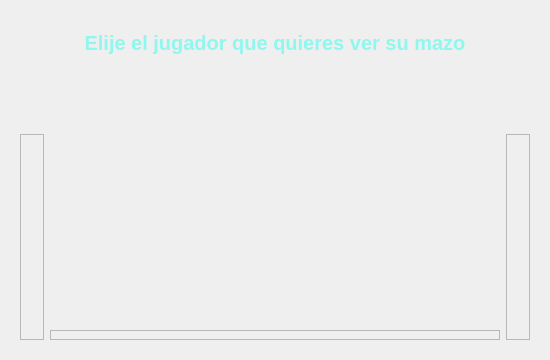
This is vermazodialog.ui in pablo-mald03/practica-No1-EDD as Qt 5 draws it before an edit. The edited form follows.
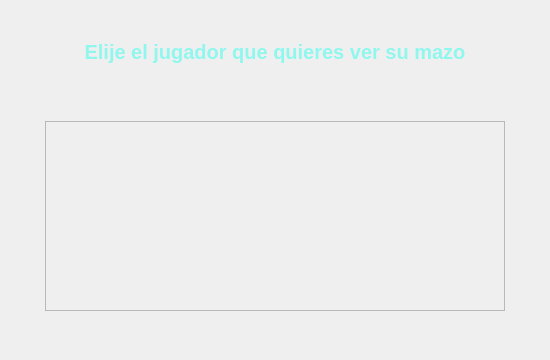
This is the edited form. The open tabs and pages were chosen to show the change.

Patch:
```diff
--- a/vermazodialog.ui
+++ b/vermazodialog.ui
@@ -13,7 +13,7 @@
   <property name="windowTitle">
    <string>Dialog</string>
   </property>
-  <layout class="QVBoxLayout" name="verticalLayout">
+  <layout class="QHBoxLayout" name="horizontalLayout">
    <item>
     <widget class="QStackedWidget" name="stackedWidget">
      <property name="currentIndex">
@@ -22,6 +22,15 @@
      <widget class="QWidget" name="page">
       <layout class="QVBoxLayout" name="verticalLayout_3">
        <item>
+        <widget class="QWidget" name="widget" native="true">
+         <property name="minimumSize">
+          <size>
+           <width>300</width>
+           <height>25</height>
+          </size>
+         </property>
+         <layout class="QVBoxLayout" name="verticalLayout_2">
+          <item>
         <widget class="QLabel" name="label">
          <property name="minimumSize">
           <size>
@@ -54,80 +63,95 @@
         </widget>
        </item>
        <item>
-        <widget class="QWidget" name="widget" native="true">
+           <widget class="QWidget" name="widget_9" native="true">
          <property name="minimumSize">
           <size>
            <width>300</width>
-           <height>25</height>
+              <height>30</height>
           </size>
          </property>
         </widget>
        </item>
        <item>
-        <layout class="QHBoxLayout" name="horizontalLayout">
+           <layout class="QHBoxLayout" name="horizontalLayout_3">
          <item>
-          <widget class="QFrame" name="frame">
+             <widget class="QWidget" name="widget_6" native="true">
            <property name="minimumSize">
             <size>
              <width>10</width>
              <height>0</height>
             </size>
            </property>
-           <property name="frameShape">
-            <enum>QFrame::Shape::StyledPanel</enum>
-           </property>
-           <property name="frameShadow">
-            <enum>QFrame::Shadow::Raised</enum>
+              <property name="maximumSize">
+               <size>
+                <width>10</width>
+                <height>16777215</height>
+               </size>
            </property>
           </widget>
          </item>
          <item>
-          <layout class="QVBoxLayout" name="verticalLayout_2">
+             <layout class="QVBoxLayout" name="verticalLayout_6">
            <item>
-            <widget class="QWidget" name="widgetJugadores" native="true">
-             <property name="minimumSize">
+               <widget class="QScrollArea" name="scrollArea">
+                <property name="maximumSize">
               <size>
-               <width>450</width>
+                  <width>16777215</width>
                <height>190</height>
               </size>
              </property>
-            </widget>
+                <property name="widgetResizable">
+                 <bool>true</bool>
+                </property>
+                <widget class="QWidget" name="scrollAreaWidgetContents">
+                 <property name="geometry">
+                  <rect>
+                   <x>0</x>
+                   <y>0</y>
+                   <width>458</width>
+                   <height>188</height>
+                  </rect>
+                 </property>
+                 <layout class="QHBoxLayout" name="horizontalLayout_4">
+                  <item>
+                   <widget class="QWidget" name="layoutJugadores" native="true"/>
+                  </item>
+                 </layout>
+                </widget>
+               </widget>
            </item>
            <item>
-            <widget class="QFrame" name="frame_3">
+               <widget class="QWidget" name="widget_7" native="true">
              <property name="minimumSize">
               <size>
-               <width>300</width>
+                  <width>10</width>
                <height>10</height>
               </size>
              </property>
-             <property name="frameShape">
-              <enum>QFrame::Shape::StyledPanel</enum>
-             </property>
-             <property name="frameShadow">
-              <enum>QFrame::Shadow::Raised</enum>
-             </property>
             </widget>
            </item>
           </layout>
          </item>
          <item>
-          <widget class="QFrame" name="frame_2">
+             <widget class="QWidget" name="widget_8" native="true">
            <property name="minimumSize">
             <size>
              <width>10</width>
              <height>0</height>
             </size>
            </property>
-           <property name="frameShape">
-            <enum>QFrame::Shape::StyledPanel</enum>
-           </property>
-           <property name="frameShadow">
-            <enum>QFrame::Shadow::Raised</enum>
-           </property>
+              <property name="maximumSize">
+               <size>
+                <width>10</width>
+                <height>16777215</height>
+               </size>
+              </property>
           </widget>
          </item>
         </layout>
+          </item>
+         </layout>
+        </widget>
        </item>
       </layout>
      </widget>
```
Left out of the diff: 36 changed lines with no effect on the pictures. Lines whose indentation alone changed are shown as unchanged.
